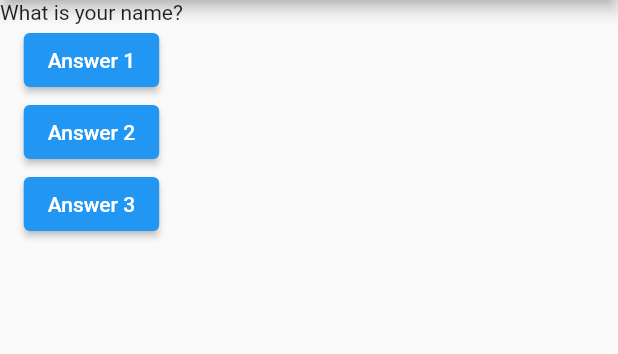
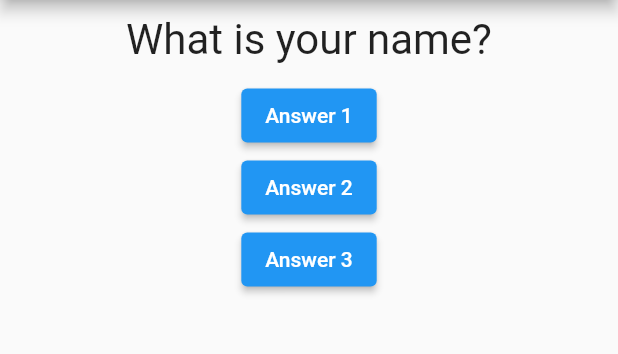
Before and after one commit to mohd-fa/flutter-tutorial1, a Flutter app: the screen it shows after launch, on a phone screen of 412 x 824 dp, the part 84-438 px from its top. Run offline on Flutter 3.47's test engine with Material 2 defaults, Android fonts, the phone set to English and light mode, and no system bars.

Commit message:
Start styling

```diff
--- a/tutorial1/lib/question.dart
+++ b/tutorial1/lib/question.dart
@@ -7,6 +7,14 @@ class Question extends StatelessWidget {
 
   @override
   Widget build(BuildContext context) {
-    return Text(questionText);
+    return Container(
+      child: Text(
+        questionText,
+        style: TextStyle(fontSize: 28),
+        textAlign: TextAlign.center,
+      ),
+      width: double.infinity,
+      margin: EdgeInsets.all(10),
+    );
   }
 }
```
